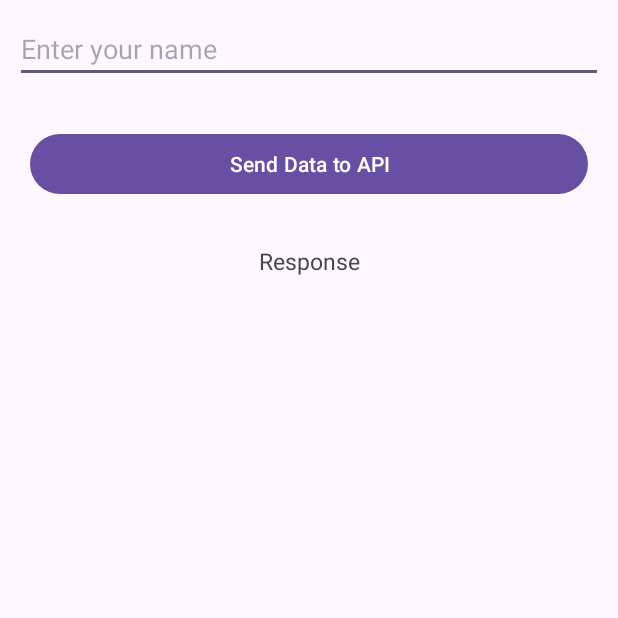
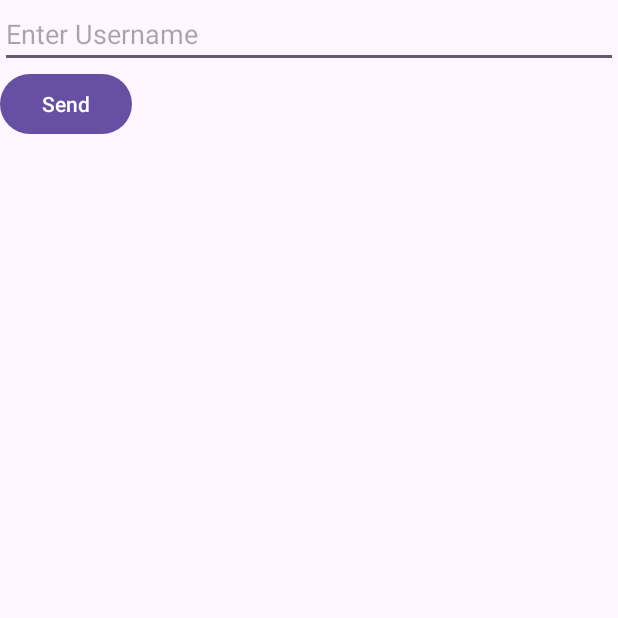
Before and after one commit to Raghukaranth/AndroidDevJava, an Android app: the screen it shows after launch (HelloUser), on a phone screen of 412 x 824 dp, the top half of it. Run offline under Robolectric (Android 15) with nearby library versions, the phone set to English and light mode, and no system bars.

Commit message:
hello user api commit for android

```diff
--- a/app/src/main/java/com/example/androiddevjava/HelloUser.java
+++ b/app/src/main/java/com/example/androiddevjava/HelloUser.java
@@ -1,6 +1,10 @@
 package com.example.androiddevjava;
 
 import android.os.Bundle;
+import android.util.Log;
+import android.widget.Button;
+import android.widget.EditText;
+import android.widget.TextView;
 
 import androidx.activity.EdgeToEdge;
 import androidx.appcompat.app.AppCompatActivity;
@@ -8,17 +12,62 @@ import androidx.core.graphics.Insets;
 import androidx.core.view.ViewCompat;
 import androidx.core.view.WindowInsetsCompat;
 
+import com.example.androiddevjava.model.UserResponse;
+import com.example.androiddevjava.retrofit.ApiService;
+import com.example.androiddevjava.retrofit.RetrofitService;
+
+import retrofit2.Call;
+import retrofit2.Callback;
+import retrofit2.Response;
+
 public class HelloUser extends AppCompatActivity {
 
+    private EditText usernameEditText;
+    private TextView responseTextView;
+    private Button sendButton;
+
+    RetrofitService retrofitService = new RetrofitService();
     @Override
     protected void onCreate(Bundle savedInstanceState) {
         super.onCreate(savedInstanceState);
         EdgeToEdge.enable(this);
         setContentView(R.layout.activity_hello_user);
+
         ViewCompat.setOnApplyWindowInsetsListener(findViewById(R.id.main), (v, insets) -> {
             Insets systemBars = insets.getInsets(WindowInsetsCompat.Type.systemBars());
             v.setPadding(systemBars.left, systemBars.top, systemBars.right, systemBars.bottom);
             return insets;
         });
+
+        usernameEditText = findViewById(R.id.usernameEditText);
+        responseTextView = findViewById(R.id.responseTextView);
+        sendButton = findViewById(R.id.sendButton);
+
+        sendButton.setOnClickListener(v -> {
+            String username = usernameEditText.getText().toString();
+            fetchUserData(username);
+        });
+    }
+
+    private void fetchUserData(String username) {
+        ApiService apiService = retrofitService.getRetrofit().create(ApiService.class);
+        Call<UserResponse> call = apiService.getUserData(username);
+
+        call.enqueue(new Callback<UserResponse>() {
+            @Override
+            public void onResponse(Call<UserResponse> call, Response<UserResponse> response) {
+                if (response.isSuccessful() && response.body() != null) {
+                    responseTextView.setText(response.body().getUserName());
+                } else {
+                    responseTextView.setText("No data found");
+                }
+            }
+
+            @Override
+            public void onFailure(Call<UserResponse> call, Throwable t) {
+                Log.e("API_CALL", "Error: " + t.getMessage());
+                responseTextView.setText("Error occurred");
+            }
+        });
     }
 }
--- /dev/null
+++ b/app/src/main/java/com/example/androiddevjava/retrofit/ApiService.java
@@ -0,0 +1,13 @@
+package com.example.androiddevjava.retrofit;
+
+import com.example.androiddevjava.model.UserResponse;
+
+import retrofit2.Call;
+import retrofit2.http.GET;
+import retrofit2.http.Path;
+import retrofit2.http.Query;
+
+public interface ApiService {
+    @GET("/hello/username")
+    Call<UserResponse> getUserData(@Path("username") String username);
+}
--- a/app/src/main/java/com/example/androiddevjava/retrofit/RetrofitService.java
+++ b/app/src/main/java/com/example/androiddevjava/retrofit/RetrofitService.java
@@ -1,6 +1,7 @@
 package com.example.androiddevjava.retrofit;
 
 import com.google.gson.Gson;
+import com.google.gson.GsonBuilder;
 
 import retrofit2.Retrofit;
 import retrofit2.converter.gson.GsonConverterFactory;
@@ -13,10 +14,16 @@ public class RetrofitService {
     }
 
     private void initializeRetrofit() {
-        retrofit = new Retrofit.Builder()
-                .baseUrl("http://192.168.118.132:9090/")
-                .addConverterFactory(GsonConverterFactory.create(new Gson()))
-                .build();
+        if (retrofit == null) {
+            Gson gson = new GsonBuilder()
+                    .setLenient()
+                    .create();
+
+            retrofit = new Retrofit.Builder()
+                    .baseUrl("http://172.20.75.34:9000/")
+                    .addConverterFactory(GsonConverterFactory.create(gson))
+                    .build();
+        }
     }
 
     public Retrofit getRetrofit() {
--- a/app/src/main/res/layout/activity_hello_user.xml
+++ b/app/src/main/res/layout/activity_hello_user.xml
@@ -8,42 +8,22 @@
     android:orientation="vertical"
     tools:context=".HelloUser">
 
-    <!--edit text field for adding name-->
     <EditText
-        android:id="@+id/idEdtName"
+        android:id="@+id/usernameEditText"
         android:layout_width="match_parent"
         android:layout_height="wrap_content"
-        android:layout_margin="10dp"
-        android:layout_marginTop="40dp"
-        android:hint="Enter your name" />
+        android:hint="Enter Username"/>
 
+    <Button
+        android:id="@+id/sendButton"
+        android:layout_width="wrap_content"
+        android:layout_height="wrap_content"
+        android:text="Send"/>
 
-    <!--button for adding data-->
-    <Button
-        android:id="@+id/idBtnPost"
+    <TextView
+        android:id="@+id/responseTextView"
         android:layout_width="match_parent"
         android:layout_height="wrap_content"
-        android:layout_margin="20dp"
-        android:text="Send Data to API"
-        android:textAllCaps="false" />
-
-    <!--text view for displaying our API response-->
-    <TextView
-        android:id="@+id/idTVResponse"
-        android:layout_width="match_parent"
-        android:layout_height="wrap_content"
-        android:layout_margin="10dp"
-        android:gravity="center_horizontal"
-        android:text="Response"
-        android:textAlignment="center"
-        android:textSize="15sp" />
-
-    <!--progress bar for loading -->
-    <ProgressBar
-        android:id="@+id/idLoadingPB"
-        android:layout_width="wrap_content"
-        android:layout_height="wrap_content"
-        android:layout_gravity="center"
-        android:visibility="gone" />
+        android:paddingTop="16dp"/>
 
 </LinearLayout>
```
Also changed, not shown: app/src/main/java/com/example/androiddevjava/model/UserResponse.java (added, +13 -0 lines).
